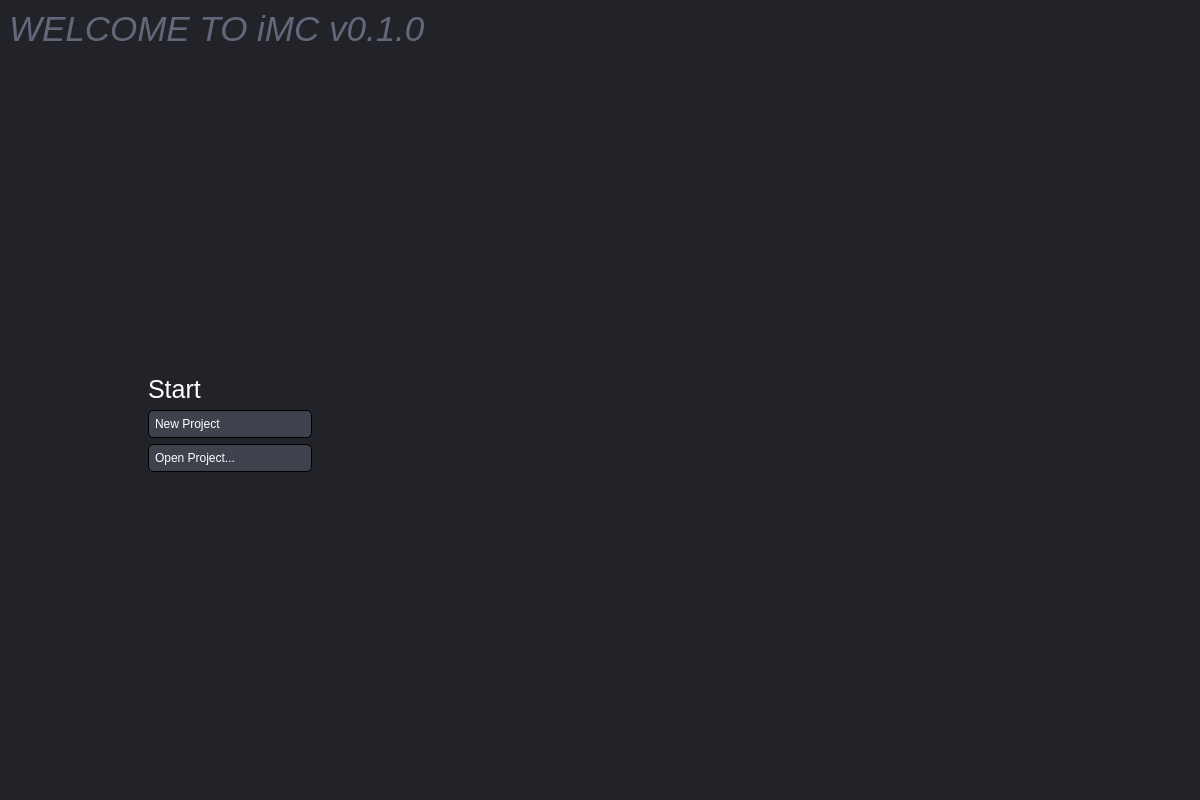
This is gui/WelcomePage.ui in SimonBuxx/iloop-marlin-configurator as Qt 5 draws it before an edit. The edited form follows.
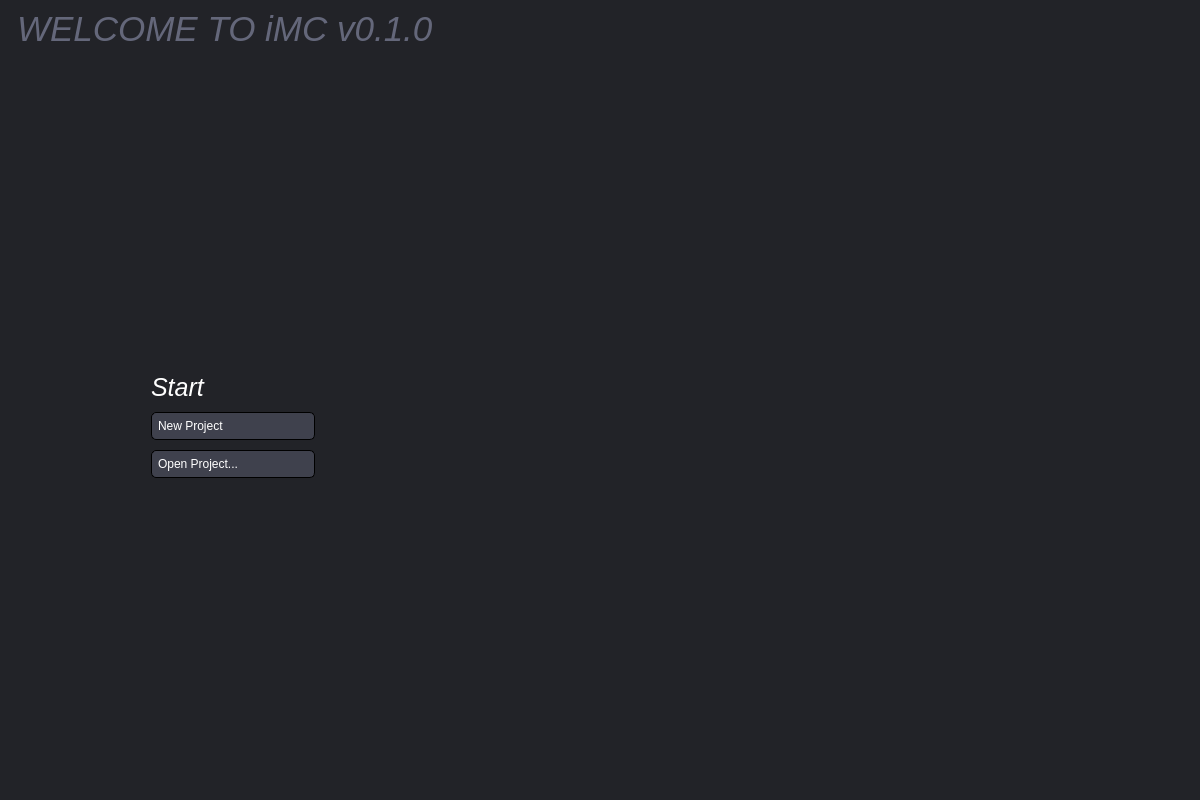
This is the edited form. Icons and pictures are not drawn.

Diff of the .ui file:
```diff
--- a/gui/WelcomePage.ui
+++ b/gui/WelcomePage.ui
@@ -43,17 +43,20 @@
   </property>
   <layout class="QGridLayout" name="gridLayout">
    <property name="leftMargin">
-    <number>9</number>
+    <number>17</number>
    </property>
    <property name="topMargin">
     <number>9</number>
    </property>
    <property name="rightMargin">
-    <number>9</number>
+    <number>17</number>
    </property>
    <property name="bottomMargin">
     <number>9</number>
    </property>
+   <property name="spacing">
+    <number>10</number>
+   </property>
    <item row="5" column="0">
     <spacer name="horizontalSpacer">
      <property name="orientation">
@@ -151,6 +154,7 @@
 	color: white;
 	font-size: 25px;
 	font-family: &quot;Source Sans Pro Light&quot;;
+	font-style: italic;
 }
 </string>
      </property>
```
Left out of the diff: 34 changed lines with no effect on the pictures.
